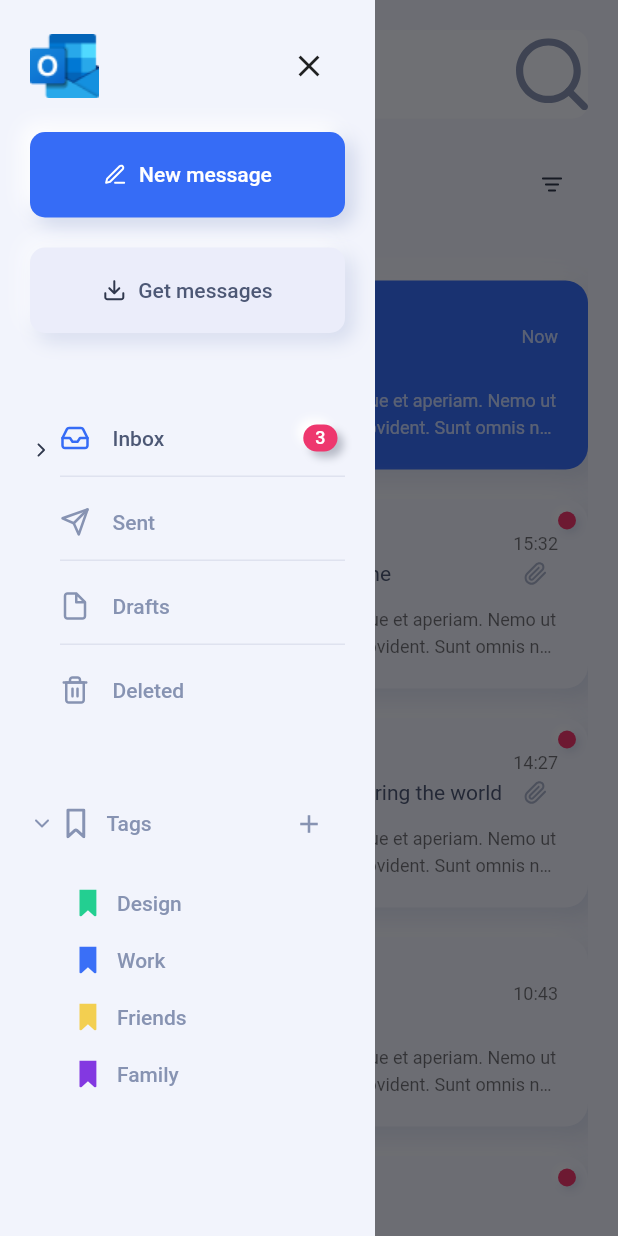
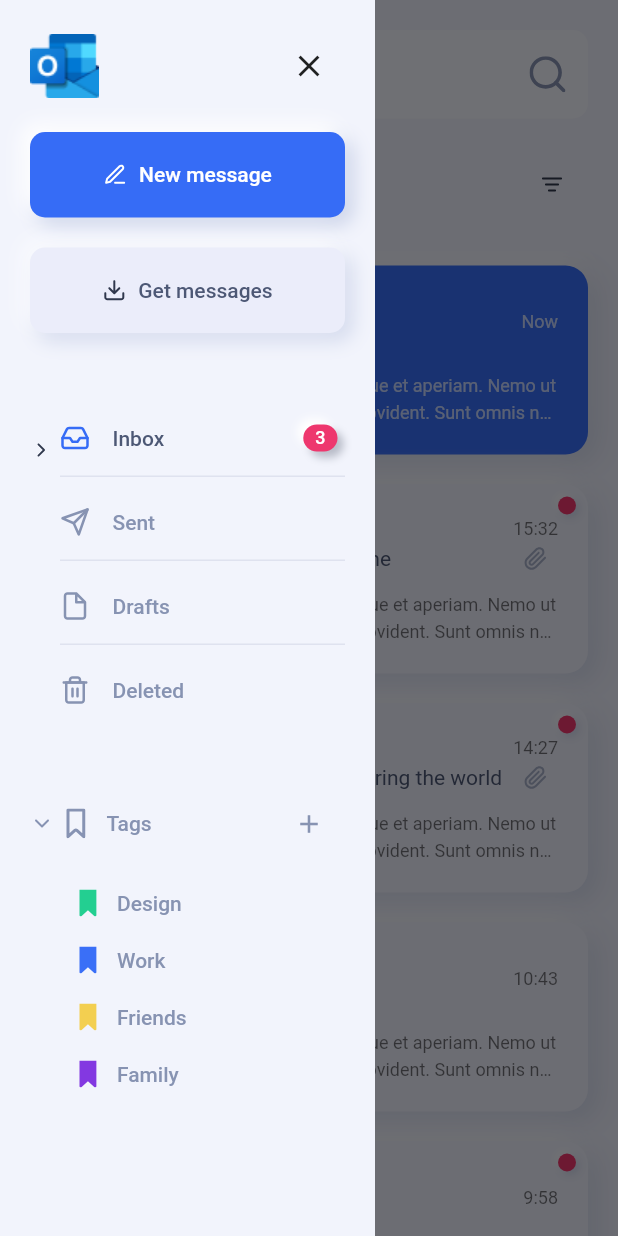
Before and after one commit to davidaodejobi/Outlook-Responsive-UI-clone, a Flutter app: the ListOfEmails screen opened directly, with the side drawer open, on a phone screen of 412 x 824 dp. Run offline on Flutter 3.47's test engine with Material 2 defaults, Android fonts, the phone set to English and light mode, and no system bars; our stand-ins replace websafe_svg.

Commit message:
added responsiveness for mobile view

```diff
--- a/lib/components/side_menu.dart
+++ b/lib/components/side_menu.dart
@@ -17,8 +17,12 @@
   @override
   Widget build(BuildContext context) {
     return Container(
-      padding: const EdgeInsets.all(kDefaultPadding),
+      padding: const EdgeInsets.only(top: kDefaultPadding),
+      height: double.infinity,
       color: kBgLightColor,
+      child: SafeArea(
+        child: SingleChildScrollView(
+          padding: const EdgeInsets.symmetric(horizontal: kDefaultPadding),
           child: Column(
             children: [
               Row(
@@ -30,7 +34,7 @@
                   const Spacer(),
                   // ignore: prefer_const_constructors
                   // this is telling the code not to show the close button if the screen is large(desktop)
-              if (!Responsive.isDesktop(context)) CloseButton(),
+                  if (!Responsive.isDesktop(context)) const CloseButton(),
                 ],
               ),
               const SizedBox(height: kDefaultPadding),
@@ -106,6 +110,8 @@
               const Tags(),
             ],
           ),
+        ),
+      ),
     );
   }
 }
--- a/lib/screens/main/components/email_card.dart
+++ b/lib/screens/main/components/email_card.dart
@@ -20,7 +20,10 @@
   @override
   Widget build(BuildContext context) {
     return Padding(
-      padding: const EdgeInsets.only(top: 20),
+      padding: const EdgeInsets.symmetric(
+        horizontal: kDefaultPadding,
+        vertical: kDefaultPadding / 2,
+      ),
       child: InkWell(
         onTap: press,
         child: Stack(
--- a/lib/screens/main/components/list_of_emails.dart
+++ b/lib/screens/main/components/list_of_emails.dart
@@ -4,6 +4,8 @@
 import 'package:websafe_svg/websafe_svg.dart';
 
 import '../../../constants.dart';
+import '../../../responsive.dart';
+import '../../email/email_screen.dart';
 import 'email_card.dart';
 
 class ListOfEmails extends StatefulWidget {
@@ -26,12 +28,17 @@
           constraints: const BoxConstraints(maxWidth: 250),
           child: const SideMenu()),
       body: Container(
-        padding: const EdgeInsets.all(kDefaultPadding),
+        padding: const EdgeInsets.only(top: kDefaultPadding),
         color: kBgDarkColor,
+        child: SafeArea(
           child: Column(
             children: [
-            Row(
+              Padding(
+                padding:
+                    const EdgeInsets.symmetric(horizontal: kDefaultPadding),
+                child: Row(
                   children: [
+                    if (!Responsive.isDesktop(context))
                       IconButton(
                         onPressed: () {
                           _scaffoldKey.currentState!.openDrawer();
@@ -40,6 +47,7 @@
                           Icons.menu,
                         ),
                       ),
+                    if (!Responsive.isDesktop(context))
                       const SizedBox(width: kDefaultPadding / 4),
                     Expanded(
                       child: TextField(
@@ -48,9 +56,13 @@
                           hintText: "Search",
                           fillColor: kBgLightColor,
                           filled: true,
-                      suffixIcon: WebsafeSvg.asset(
+                          suffixIcon: Padding(
+                            padding:
+                                const EdgeInsets.all(kDefaultPadding * 0.75),
+                            child: WebsafeSvg.asset(
                               "assets/Icons/Search.svg",
                               width: 24,
+                            ),
                           ),
                           border: const OutlineInputBorder(
                             borderRadius: BorderRadius.all(Radius.circular(10)),
@@ -61,8 +73,12 @@
                     ),
                   ],
                 ),
+              ),
               const SizedBox(height: kDefaultPadding),
-            Row(
+              Padding(
+                padding:
+                    const EdgeInsets.symmetric(horizontal: kDefaultPadding),
+                child: Row(
                   children: [
                     WebsafeSvg.asset(
                       "assets/Icons/Angle down.svg",
@@ -85,20 +101,30 @@
                     ),
                   ],
                 ),
+              ),
               const SizedBox(height: kDefaultPadding),
               Expanded(
                 child: ListView.builder(
                   itemCount: emails.length,
                   itemBuilder: (context, index) => EmailCard(
-                  isActive: index == 0,
+                    isActive: Responsive.isMobile(context) ? false : index == 0,
                     email: emails[index],
-                  press: () {},
+                    press: () {
+                      Navigator.push(
+                          context,
+                          MaterialPageRoute(
+                            builder: (context) => EmailScreen(
+                              email: emails[index],
+                            ),
+                          ));
+                    },
                   ),
                 ),
               ),
             ],
           ),
         ),
+      ),
     );
   }
 }
--- a/lib/screens/main/main_screen.dart
+++ b/lib/screens/main/main_screen.dart
@@ -12,9 +12,7 @@
     Size _size = MediaQuery.of(context).size;
     return Scaffold(
         body: Responsive(
-      mobile: Container(
-        color: Colors.teal,
-      ),
+      mobile: const ListOfEmails(),
       tablet: Row(
         children: const [
           Expanded(
```
Also changed, not shown: lib/screens/email/components/header.dart (+9 -0 lines), lib/screens/email/email_screen.dart (+15 -8 lines). Lines whose indentation alone changed are shown as unchanged.
